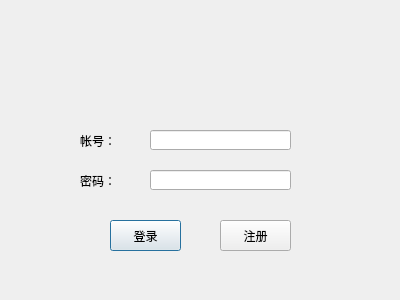
First picture: the form in signin.ui, repository jjzhang166/NoCoChat, before the edit.
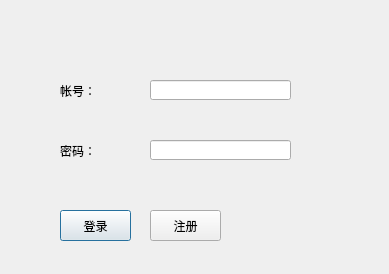
Second picture: the form after the edit. Icons and pictures are not drawn.

What changed in the file:
```diff
--- a/signin.ui
+++ b/signin.ui
@@ -6,18 +6,37 @@
    <rect>
     <x>0</x>
     <y>0</y>
-    <width>400</width>
-    <height>300</height>
+    <width>389</width>
+    <height>274</height>
    </rect>
   </property>
+  <property name="minimumSize">
+   <size>
+    <width>389</width>
+    <height>274</height>
+   </size>
+  </property>
+  <property name="maximumSize">
+   <size>
+    <width>389</width>
+    <height>274</height>
+   </size>
+  </property>
   <property name="windowTitle">
-   <string>Dialog</string>
+   <string>欢迎登陆NoCoChat</string>
+  </property>
+  <property name="windowIcon">
+   <iconset resource="images.qrc">
+    <normaloff>:/img/SiseChat.png</normaloff>:/img/SiseChat.png</iconset>
+  </property>
+  <property name="styleSheet">
+   <string notr="true">background-image: url(:/img/15.jpg);</string>
   </property>
   <widget class="QPushButton" name="b_signin">
    <property name="geometry">
     <rect>
-     <x>110</x>
-     <y>220</y>
+     <x>60</x>
+     <y>210</y>
      <width>71</width>
      <height>31</height>
     </rect>
@@ -33,7 +52,7 @@
    <property name="geometry">
     <rect>
      <x>150</x>
-     <y>130</y>
+     <y>80</y>
      <width>141</width>
      <height>20</height>
     </rect>
@@ -46,7 +65,7 @@
    <property name="geometry">
     <rect>
      <x>150</x>
-     <y>170</y>
+     <y>140</y>
      <width>141</width>
      <height>20</height>
     </rect>
@@ -61,8 +80,8 @@
   <widget class="QLabel" name="label">
    <property name="geometry">
     <rect>
-     <x>80</x>
-     <y>130</y>
+     <x>60</x>
+     <y>80</y>
      <width>61</width>
      <height>21</height>
     </rect>
@@ -77,8 +96,8 @@
   <widget class="QLabel" name="label_2">
    <property name="geometry">
     <rect>
-     <x>80</x>
-     <y>170</y>
+     <x>60</x>
+     <y>140</y>
      <width>61</width>
      <height>21</height>
     </rect>
@@ -93,8 +112,8 @@
   <widget class="QPushButton" name="b_login">
    <property name="geometry">
     <rect>
-     <x>220</x>
-     <y>220</y>
+     <x>150</x>
+     <y>210</y>
      <width>71</width>
      <height>31</height>
     </rect>
```
Left out of the diff: 4 changed lines with no effect on the pictures.
